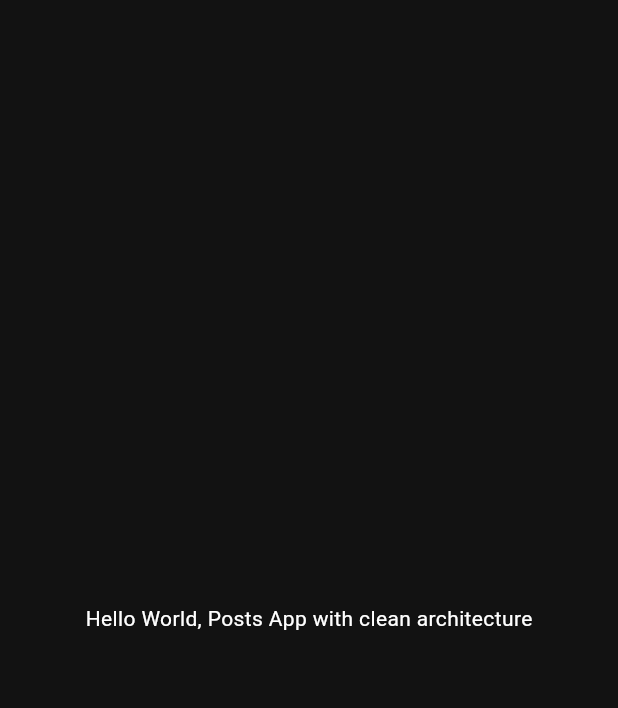
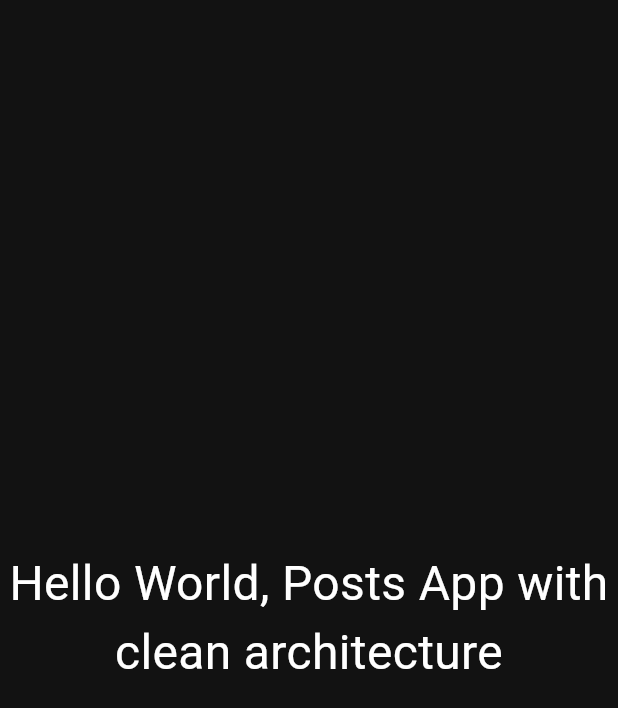
Before and after one commit to SidahmedBelkadi/flutter_posts_app_crud_clean_architecture, a Flutter app: the screen it shows after launch, on a phone screen of 412 x 824 dp. Shown: the top 708 px of the screen. Run offline on Flutter 3.47's test engine with Material 3 defaults, Android fonts, the phone set to English and light mode, and no system bars; our stand-ins replace equatable.

```diff
--- a/lib/app.dart
+++ b/lib/app.dart
@@ -8,9 +8,14 @@ class PostsApp extends StatelessWidget {
   Widget build(BuildContext context) {
     return MaterialApp(
       theme: appTheme,
+      debugShowCheckedModeBanner: false,
       home: const Scaffold(
         body: Center(
-          child: Text("Hello World, Posts App with clean architecture"),
+          child: Text(
+            "Hello World, Posts App with clean architecture",
+            style: TextStyle(fontSize: 32),
+            textAlign: TextAlign.center,
+          ),
         ),
       ),
     );
```
Also changed, not shown: lib/features/posts/domain/entities/post.dart (added, +16 -0 lines), pubspec.yaml (+19 -0 lines), pubspec.lock, 3 other files.
